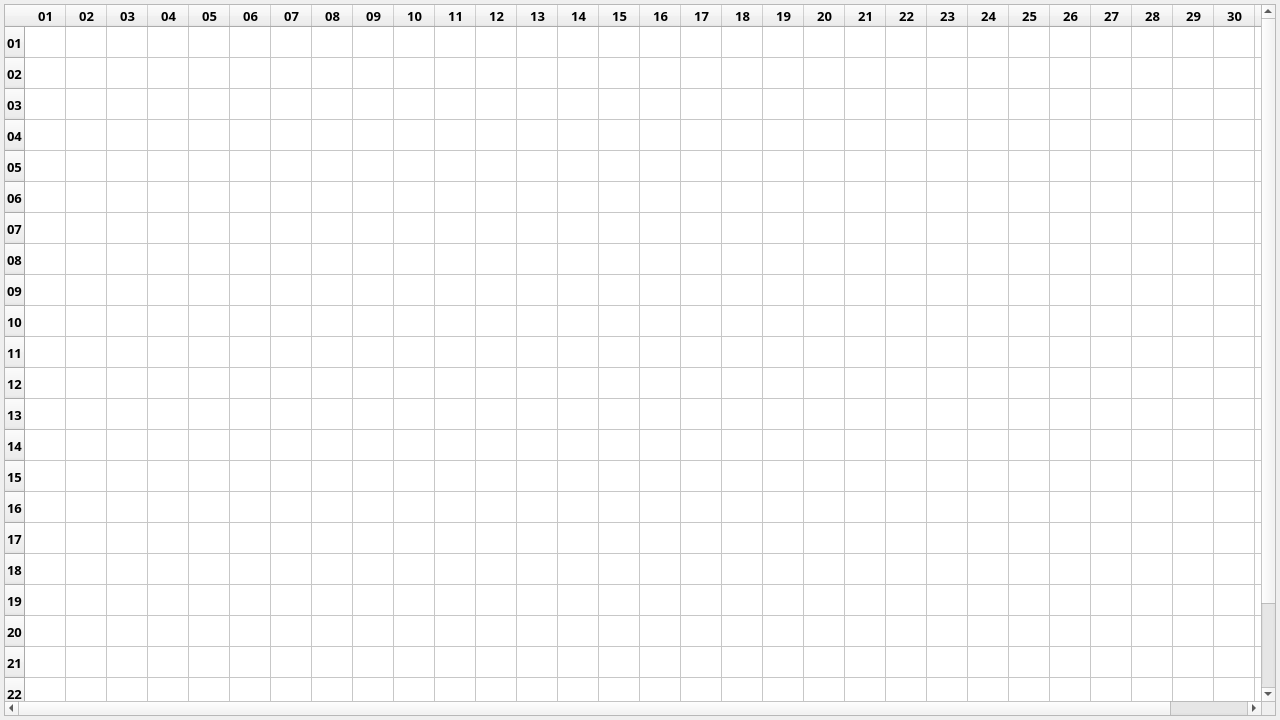
zhengruihui/MLX90640-UI, file mainwindow.ui: the form before one commit.
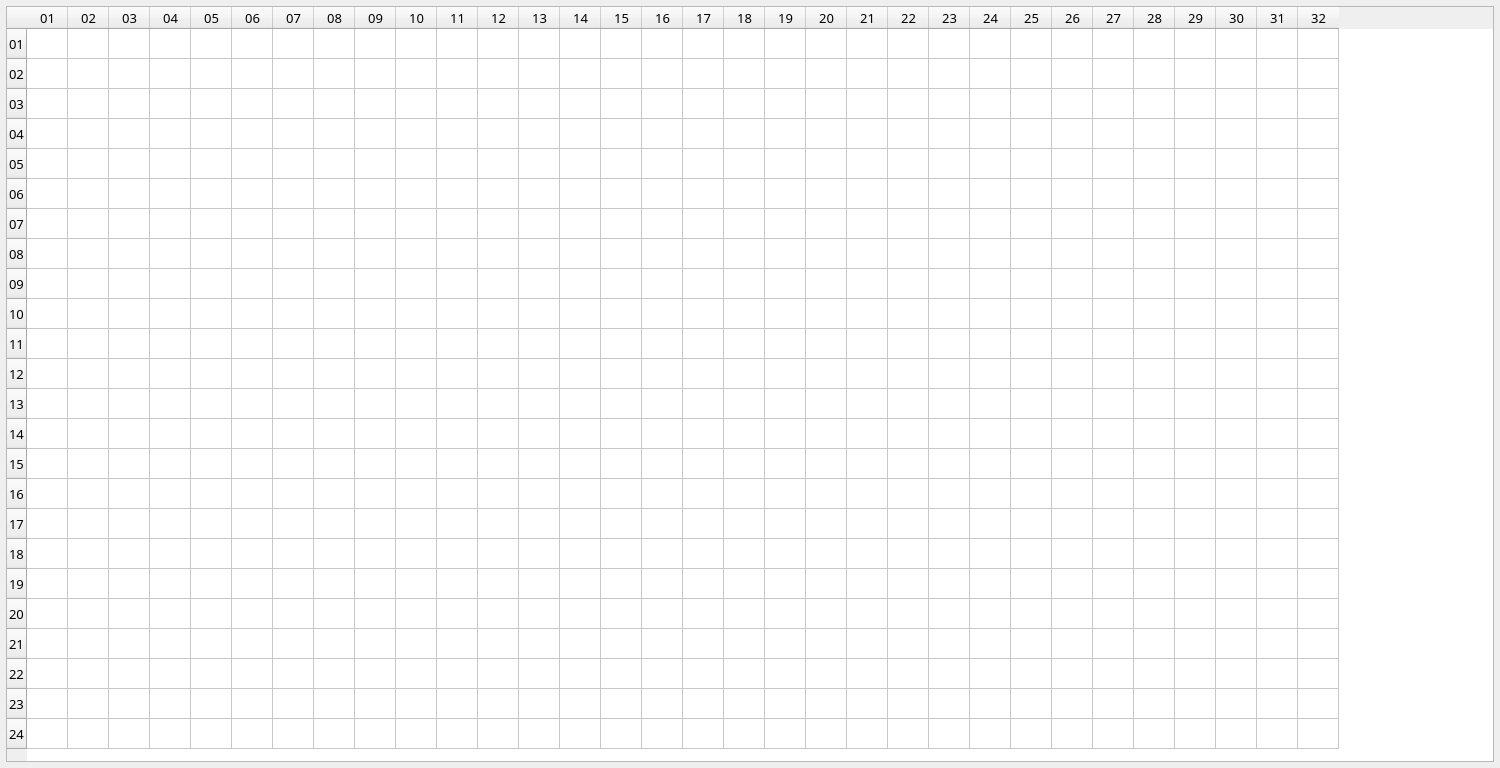
The form after the commit.

Commit message: 界面调整

```diff
--- a/mainwindow.ui
+++ b/mainwindow.ui
@@ -6,8 +6,8 @@
    <rect>
     <x>0</x>
     <y>0</y>
-    <width>1280</width>
-    <height>720</height>
+    <width>1500</width>
+    <height>768</height>
    </rect>
   </property>
   <property name="minimumSize">
@@ -21,20 +21,17 @@
   </property>
   <widget class="QWidget" name="centralWidget">
    <layout class="QVBoxLayout" name="verticalLayout">
-    <property name="spacing">
-     <number>4</number>
-    </property>
     <property name="leftMargin">
-     <number>4</number>
+     <number>6</number>
     </property>
     <property name="topMargin">
-     <number>4</number>
+     <number>6</number>
     </property>
     <property name="rightMargin">
-     <number>4</number>
+     <number>6</number>
     </property>
     <property name="bottomMargin">
-     <number>4</number>
+     <number>6</number>
     </property>
     <item>
      <widget class="QTableWidget" name="tableWidget">
@@ -52,15 +49,20 @@
       </property>
       <property name="font">
        <font>
-        <family>Adobe Devanagari</family>
+        <family>微软雅黑</family>
         <pointsize>10</pointsize>
-        <weight>75</weight>
+        <weight>50</weight>
         <italic>false</italic>
-        <bold>true</bold>
+        <bold>false</bold>
        </font>
       </property>
       <property name="styleSheet">
-       <string notr="true"/>
+       <string notr="true">QTableWidget::item{
+color:#ffffff;
+vertical-align: middle;
+text-align: center;
+font: 75 8pt &quot;微软雅黑&quot;;
+}</string>
       </property>
       <property name="autoScrollMargin">
        <number>16</number>
@@ -72,7 +74,7 @@
        <bool>true</bool>
       </attribute>
       <attribute name="horizontalHeaderDefaultSectionSize">
-       <number>38</number>
+       <number>40</number>
       </attribute>
       <attribute name="horizontalHeaderMinimumSectionSize">
        <number>0</number>
@@ -84,7 +86,7 @@
        <bool>true</bool>
       </attribute>
       <attribute name="verticalHeaderDefaultSectionSize">
-       <number>31</number>
+       <number>30</number>
       </attribute>
       <attribute name="verticalHeaderMinimumSectionSize">
        <number>0</number>
```
The commit also changes 1 other file.
